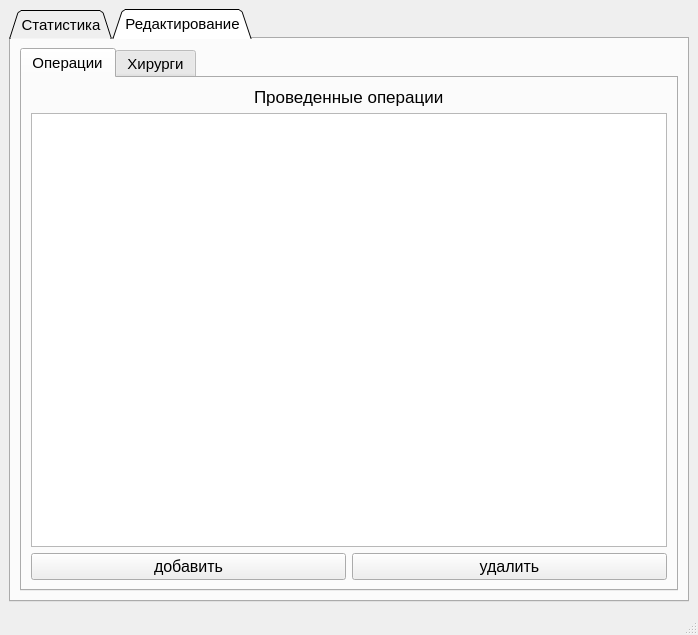
Above: Hernia-Qt/mainwindow.ui from dmkrch/Hernia-qt before the change. Below: the same form after it.
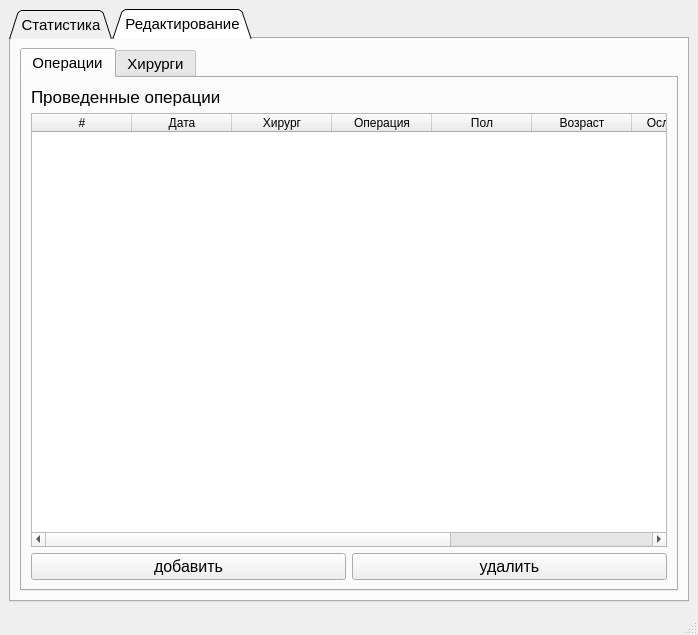
That is the form after the change. The open tabs and pages were chosen to show the change.

Commit message: added operation viewing, added operation deletion, almost done with operation insertion"

```diff
--- a/Hernia-Qt/mainwindow.ui
+++ b/Hernia-Qt/mainwindow.ui
@@ -507,7 +507,7 @@
              <layout class="QVBoxLayout" name="verticalLayout_12">
               <item>
                <layout class="QVBoxLayout" name="verticalLayout_19">
-                <item alignment="Qt::AlignHCenter">
+                <item>
                  <widget class="QLabel" name="label_7">
                   <property name="font">
                    <font>
@@ -520,16 +520,58 @@
                  </widget>
                 </item>
                 <item>
-                 <widget class="QTableView" name="tableView_operations">
-                  <property name="showGrid">
+                 <widget class="QTableWidget" name="tableWidget_operations">
+                  <property name="selectionMode">
+                   <enum>QAbstractItemView::NoSelection</enum>
+                  </property>
+                  <attribute name="horizontalHeaderStretchLastSection">
                    <bool>true</bool>
-                  </property>
-                  <property name="gridStyle">
-                   <enum>Qt::SolidLine</enum>
-                  </property>
-                  <property name="sortingEnabled">
-                   <bool>false</bool>
-                  </property>
+                  </attribute>
+                  <column>
+                   <property name="text">
+                    <string>#</string>
+                   </property>
+                  </column>
+                  <column>
+                   <property name="text">
+                    <string>Дата</string>
+                   </property>
+                  </column>
+                  <column>
+                   <property name="text">
+                    <string>Хирург</string>
+                   </property>
+                  </column>
+                  <column>
+                   <property name="text">
+                    <string>Операция</string>
+                   </property>
+                  </column>
+                  <column>
+                   <property name="text">
+                    <string>Пол</string>
+                   </property>
+                  </column>
+                  <column>
+                   <property name="text">
+                    <string>Возраст</string>
+                   </property>
+                  </column>
+                  <column>
+                   <property name="text">
+                    <string>Осложнение</string>
+                   </property>
+                  </column>
+                  <column>
+                   <property name="text">
+                    <string>Диагноз</string>
+                   </property>
+                  </column>
+                  <column>
+                   <property name="text">
+                    <string>Койко-дни</string>
+                   </property>
+                  </column>
                  </widget>
                 </item>
                </layout>
```
Left out of the diff: 9 changed lines with no effect on the pictures. The commit also changes 12 other files.
